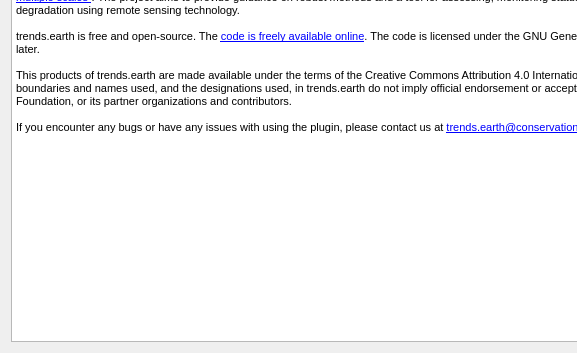
The window that LDMP/gui/DlgAbout.ui (ConservationInternational/trends.earth) describes before a commit, drawn with Qt 5; both pictures show x 0 to 577 and y 193 to 546 of the 763 by 546 pixel window.
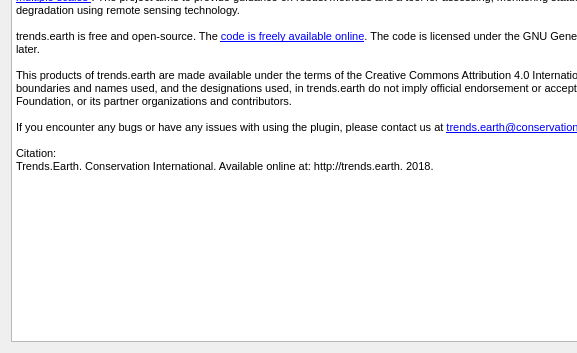
The same window after the commit. Icons and pictures are not drawn.

Commit message: adding citation to info-about page

```diff
--- a/LDMP/gui/DlgAbout.ui
+++ b/LDMP/gui/DlgAbout.ui
@@ -40,6 +40,9 @@
 &lt;p style=&quot;-qt-paragraph-type:empty; margin-top:0px; margin-bottom:0px; margin-left:0px; margin-right:0px; -qt-block-indent:0; text-indent:0px; font-size:8pt;&quot;&gt;&lt;br /&gt;&lt;/p&gt;
 &lt;p style=&quot; margin-top:0px; margin-bottom:0px; margin-left:0px; margin-right:0px; -qt-block-indent:0; text-indent:0px;&quot;&gt;&lt;span style=&quot; font-size:8pt;&quot;&gt;If you encounter any bugs or have any issues with using the plugin, please contact us at &lt;/span&gt;&lt;a href=&quot;mailto:trends.earth@conservation.org&quot;&gt;&lt;span style=&quot; font-size:8pt; text-decoration: underline; color:#0000ff;&quot;&gt;trends.earth@conservation.org&lt;/span&gt;&lt;/a&gt;&lt;span style=&quot; font-size:8pt;&quot;&gt;, or &lt;/span&gt;&lt;a href=&quot;https://github.com/ConservationInternational/trends.earth/issues&quot;&gt;&lt;span style=&quot; font-size:8pt; text-decoration: underline; color:#0000ff;&quot;&gt;report an issue on github&lt;/span&gt;&lt;/a&gt;&lt;span style=&quot; font-size:8pt;&quot;&gt;.&lt;/span&gt;&lt;/p&gt;
 &lt;p style=&quot;-qt-paragraph-type:empty; margin-top:0px; margin-bottom:0px; margin-left:0px; margin-right:0px; -qt-block-indent:0; text-indent:0px; font-size:8pt;&quot;&gt;&lt;br /&gt;&lt;/p&gt;
+&lt;p style=&quot; margin-top:0px; margin-bottom:0px; margin-left:0px; margin-right:0px; -qt-block-indent:0; text-indent:0px;&quot;&gt;&lt;span style=&quot; font-size:8pt;&quot;&gt;Citation:&lt;/span&gt;&lt;/p&gt;
+&lt;p style=&quot; margin-top:0px; margin-bottom:0px; margin-left:0px; margin-right:0px; -qt-block-indent:0; text-indent:0px;&quot;&gt;&lt;span style=&quot; font-size:8pt;&quot;&gt;Trends.Earth. Conservation International. Available online at: http://trends.earth. 2018.&lt;/span&gt;&lt;/p&gt;
+&lt;p style=&quot;-qt-paragraph-type:empty; margin-top:0px; margin-bottom:0px; margin-left:0px; margin-right:0px; -qt-block-indent:0; text-indent:0px; font-size:8pt;&quot;&gt;&lt;br /&gt;&lt;/p&gt;
 &lt;p style=&quot;-qt-paragraph-type:empty; margin-top:0px; margin-bottom:0px; margin-left:0px; margin-right:0px; -qt-block-indent:0; text-indent:0px; font-size:8pt;&quot;&gt;&lt;br /&gt;&lt;/p&gt;
 &lt;p style=&quot;-qt-paragraph-type:empty; margin-top:0px; margin-bottom:0px; margin-left:0px; margin-right:0px; -qt-block-indent:0; text-indent:0px; font-size:8pt;&quot;&gt;&lt;br /&gt;&lt;/p&gt;
 &lt;table border=&quot;0&quot; style=&quot; margin-top:0px; margin-bottom:0px; margin-left:0px; margin-right:0px;&quot; width=&quot;100%&quot; cellspacing=&quot;0&quot; cellpadding=&quot;0&quot;&gt;
```
